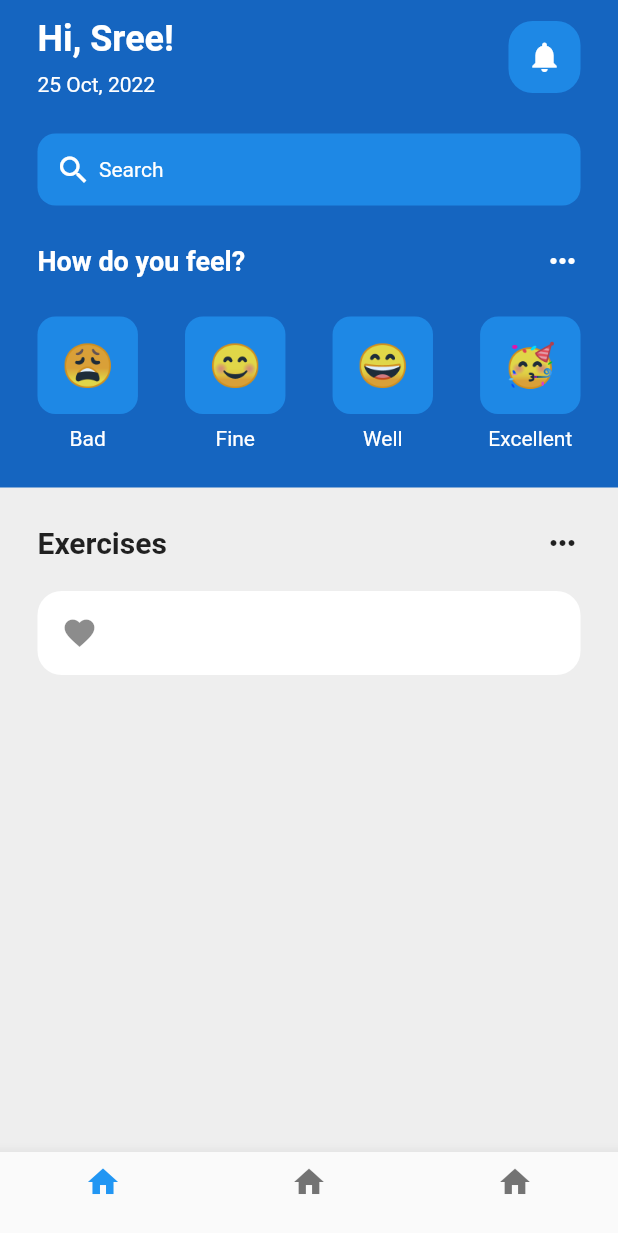
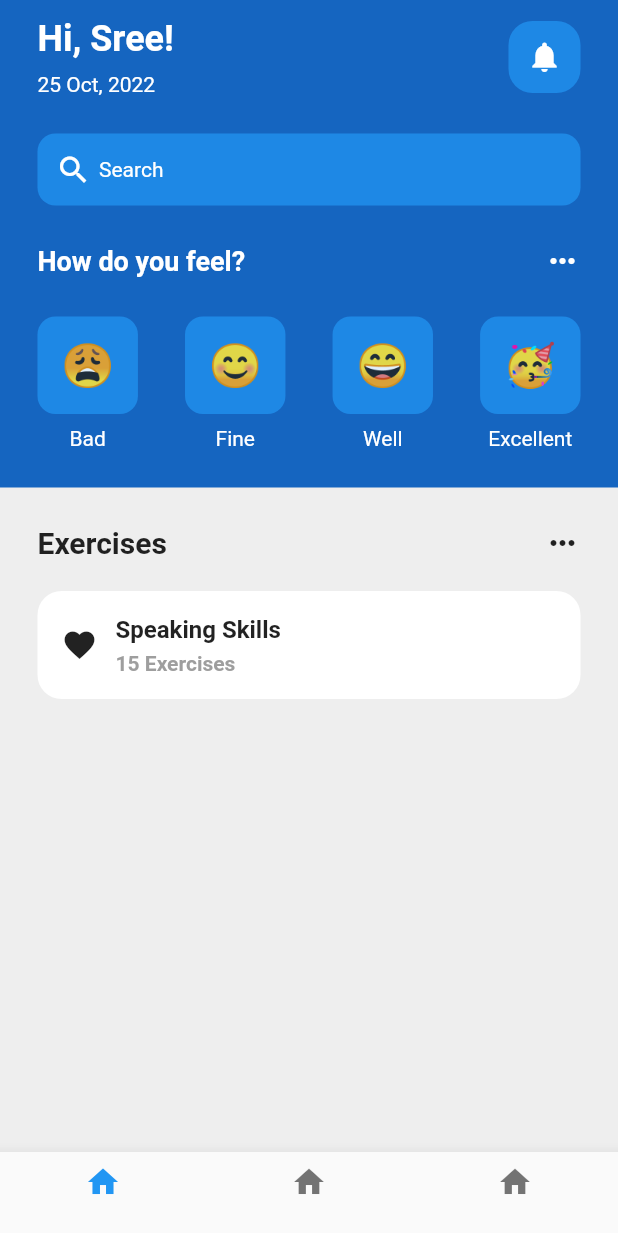
Before and after one commit to sreenath4294/flutter_app, a Flutter app: the screen it shows after launch, on a phone screen of 412 x 824 dp. Shown: the top 1233 px of the screen. Run offline on Flutter 3.47's test engine with Material 2 defaults, Android fonts, the phone set to English and light mode, and no system bars.

Commit message:
exercises part 2

```diff
--- a/lib/pages/homescreen.dart
+++ b/lib/pages/homescreen.dart
@@ -215,11 +215,37 @@ class _HomePageState extends State<HomePage> {
                         height: 20,
                       ),
                       Container(
+                        padding: const EdgeInsets.all(16),
                         decoration: BoxDecoration(
                             color: Colors.white,
                             borderRadius: BorderRadius.circular(16)),
-                        child: const ListTile(
-                          leading: Icon(Icons.favorite),
+                        child: Row(
+                          children: [
+                            const Icon(Icons.favorite),
+                            const SizedBox(
+                              width: 12,
+                            ),
+                            Column(
+                              crossAxisAlignment: CrossAxisAlignment.start,
+                              children: const [
+                                Text(
+                                  "Speaking Skills",
+                                  style: TextStyle(
+                                      fontSize: 16,
+                                      fontWeight: FontWeight.bold),
+                                ),
+                                SizedBox(
+                                  height: 5,
+                                ),
+                                Text(
+                                  "15 Exercises",
+                                  style: TextStyle(
+                                      fontWeight: FontWeight.bold,
+                                      color: Colors.grey),
+                                ),
+                              ],
+                            ),
+                          ],
                         ),
                       ),
                     ],
```
